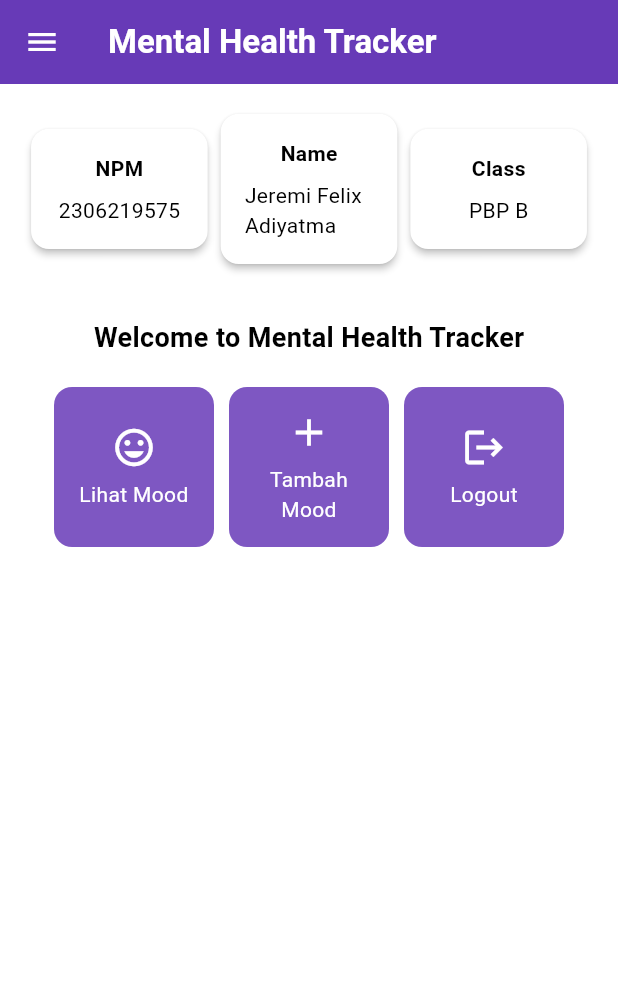
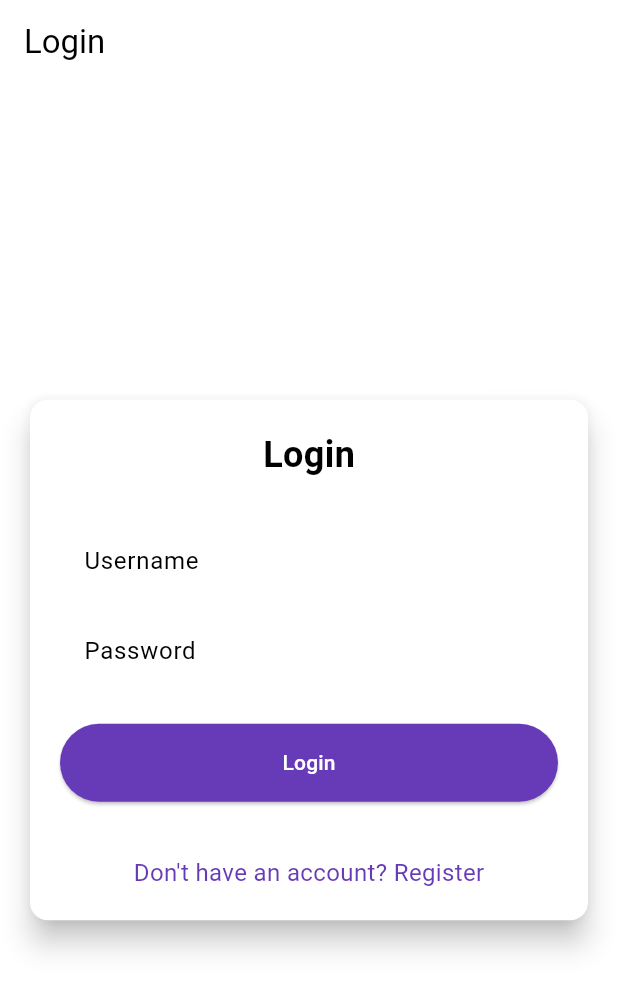
Before and after one commit to Felixsimbolon/mental-health-tracker-mobile, a Flutter app: the screen it shows after launch, on a phone screen of 412 x 824 dp. Shown: the top 991 px of the screen. Run offline on Flutter 3.47's test engine with Material 3 defaults, Android fonts, the phone set to English and light mode, and no system bars; missing offline and left inert: pbp_django_auth.

Commit message:
selesai tutor 8

```diff
--- a/lib/main.dart
+++ b/lib/main.dart
@@ -1,5 +1,8 @@
 import 'package:flutter/material.dart';
-import 'package:mental_health_tracker/screens/menu.dart';
+import 'package:mental_health_tracker/screens/login.dart';
+import 'package:pbp_django_auth/pbp_django_auth.dart';
+import 'package:provider/provider.dart';
+
 
 void main() {
   runApp(const MyApp());
@@ -8,35 +11,23 @@ void main() {
 class MyApp extends StatelessWidget {
   const MyApp({super.key});
 
-  // This widget is the root of your application.
   @override
   Widget build(BuildContext context) {
-    return MaterialApp(
-      title: 'Flutter Demo',
-      theme: ThemeData(
-        // This is the theme of your application.
-        //
-        // TRY THIS: Try running your application with "flutter run". You'll see
-        // the application has a purple toolbar. Then, without quitting the app,
-        // try changing the seedColor in the colorScheme below to Colors.green
-        // and then invoke "hot reload" (save your changes or press the "hot
-        // reload" button in a Flutter-supported IDE, or press "r" if you used
-        // the command line to start the app).
-        //
-        // Notice that the counter didn't reset back to zero; the application
-        // state is not lost during the reload. To reset the state, use hot
-        // restart instead.
-        //
-        // This works for code too, not just values: Most code changes can be
-        // tested with just a hot reload.
-         colorScheme: ColorScheme.fromSwatch(
-          primarySwatch: Colors.deepPurple,
+    return Provider(
+      create: (_) {
+        CookieRequest request = CookieRequest();
+        return request;
+      },
+      child: MaterialApp(
+        title: 'Mental Health Tracker',
+        theme: ThemeData(
+          useMaterial3: true,
+          colorScheme: ColorScheme.fromSwatch(
+            primarySwatch: Colors.deepPurple,
           ).copyWith(secondary: Colors.deepPurple[400]),
-        useMaterial3: true,
+        ),
+        home: const LoginPage(),
       ),
-      home:MyHomePage(),
-      // ignore: prefer_const_constructors
-
     );
   }
 }
--- /dev/null
+++ b/lib/screens/login.dart
@@ -0,0 +1,180 @@
+import 'package:mental_health_tracker/screens/menu.dart';
+import 'package:flutter/material.dart';
+import 'package:mental_health_tracker/screens/register.dart';
+import 'package:pbp_django_auth/pbp_django_auth.dart';
+import 'package:provider/provider.dart';
+
+void main() {
+  runApp(const LoginApp());
+}
+
+class LoginApp extends StatelessWidget {
+  const LoginApp({super.key});
+
+  @override
+  Widget build(BuildContext context) {
+    return MaterialApp(
+      title: 'Login',
+      theme: ThemeData(
+        useMaterial3: true,
+        colorScheme: ColorScheme.fromSwatch(
+          primarySwatch: Colors.deepPurple,
+        ).copyWith(secondary: Colors.deepPurple[400]),
+      ),
+      home: const LoginPage(),
+    );
+  }
+}
+
+class LoginPage extends StatefulWidget {
+  const LoginPage({super.key});
+
+  @override
+  State<LoginPage> createState() => _LoginPageState();
+}
+
+class _LoginPageState extends State<LoginPage> {
+  final TextEditingController _usernameController = TextEditingController();
+  final TextEditingController _passwordController = TextEditingController();
+
+  @override
+  Widget build(BuildContext context) {
+    final request = context.watch<CookieRequest>();
+
+    return Scaffold(
+      appBar: AppBar(
+        title: const Text('Login'),
+      ),
+      body: Center(
+        child: SingleChildScrollView(
+          padding: const EdgeInsets.all(16.0),
+          child: Card(
+            elevation: 8,
+            shape: RoundedRectangleBorder(
+              borderRadius: BorderRadius.circular(12.0),
+            ),
+            child: Padding(
+              padding: const EdgeInsets.all(20.0),
+              child: Column(
+                mainAxisSize: MainAxisSize.min,
+                children: [
+                  const Text(
+                    'Login',
+                    style: TextStyle(
+                      fontSize: 24.0,
+                      fontWeight: FontWeight.bold,
+                    ),
+                  ),
+                  const SizedBox(height: 30.0),
+                  TextField(
+                    controller: _usernameController,
+                    decoration: const InputDecoration(
+                      labelText: 'Username',
+                      hintText: 'Enter your username',
+                      border: OutlineInputBorder(
+                        borderRadius: BorderRadius.all(Radius.circular(12.0)),
+                      ),
+                      contentPadding:
+                          EdgeInsets.symmetric(horizontal: 12.0, vertical: 8.0),
+                    ),
+                  ),
+                  const SizedBox(height: 12.0),
+                  TextField(
+                    controller: _passwordController,
+                    decoration: const InputDecoration(
+                      labelText: 'Password',
+                      hintText: 'Enter your password',
+                      border: OutlineInputBorder(
+                        borderRadius: BorderRadius.all(Radius.circular(12.0)),
+                      ),
+                      contentPadding:
+                          EdgeInsets.symmetric(horizontal: 12.0, vertical: 8.0),
+                    ),
+                    obscureText: true,
+                  ),
+                  const SizedBox(height: 24.0),
+                  ElevatedButton(
+                    onPressed: () async {
+                      String username = _usernameController.text;
+                      String password = _passwordController.text;
+
+                      // Cek kredensial
+                      // Untuk menyambungkan Android emulator dengan Django pada localhost,
+                      // gunakan URL http://10.0.2.2/
+                      final response = await request
+                          .login("http://127.0.0.1:8000/auth/login/", {
+                        'username': username,
+                        'password': password,
+                      });
+
+                      if (request.loggedIn) {
+                        String message = response['message'];
+                        String uname = response['username'];
+                        if (context.mounted) {
+                          Navigator.pushReplacement(
+                            context,
+                            MaterialPageRoute(
+                                builder: (context) => MyHomePage()),
+                          );
+                          ScaffoldMessenger.of(context)
+                            ..hideCurrentSnackBar()
+                            ..showSnackBar(
+                              SnackBar(
+                                  content:
+                                      Text("$message Selamat datang, $uname.")),
+                            );
+                        }
+                      } else {
+                        if (context.mounted) {
+                          showDialog(
+                            context: context,
+                            builder: (context) => AlertDialog(
+                              title: const Text('Login Gagal'),
+                              content: Text(response['message']),
+                              actions: [
+                                TextButton(
+                                  child: const Text('OK'),
+                                  onPressed: () {
+                                    Navigator.pop(context);
+                                  },
+                                ),
+                              ],
+                            ),
+                          );
+                        }
+                      }
+                    },
+                    style: ElevatedButton.styleFrom(
+                      foregroundColor: Colors.white,
+                      minimumSize: Size(double.infinity, 50),
+                      backgroundColor: Theme.of(context).colorScheme.primary,
+                      padding: const EdgeInsets.symmetric(vertical: 16.0),
+                    ),
+                    child: const Text('Login'),
+                  ),
+                  const SizedBox(height: 36.0),
+                  GestureDetector(
+                    onTap: () {
+                      Navigator.push(
+                        context,
+                        MaterialPageRoute(
+                            builder: (context) => const RegisterPage()),
+                      );
+                    },
+                    child: Text(
+                      'Don\'t have an account? Register',
+                      style: TextStyle(
+                        color: Theme.of(context).colorScheme.primary,
+                        fontSize: 16.0,
+                      ),
+                    ),
+                  ),
+                ],
+              ),
+            ),
+          ),
+        ),
+      ),
+    );
+  }
+}
--- a/pubspec.yaml
+++ b/pubspec.yaml
@@ -35,6 +35,9 @@ dependencies:
   # The following adds the Cupertino Icons font to your application.
   # Use with the CupertinoIcons class for iOS style icons.
   cupertino_icons: ^1.0.8
+  provider: ^6.1.2
+  pbp_django_auth: ^0.4.0
+  http: ^1.2.2
 
 dev_dependencies:
   flutter_test:
```
Also changed, not shown: lib/models/mood_entry.dart (added, +61 -0 lines), lib/screens/list_moodentry.dart (added, +89 -0 lines), lib/screens/moodentry_form.dart (+40 -32 lines), lib/screens/register.dart (added, +166 -0 lines), lib/widgets/left_drawer.dart (+18 -1 lines), lib/widgets/mood_cart.dart (+38 -2 lines), pubspec.lock, 2 other files.
